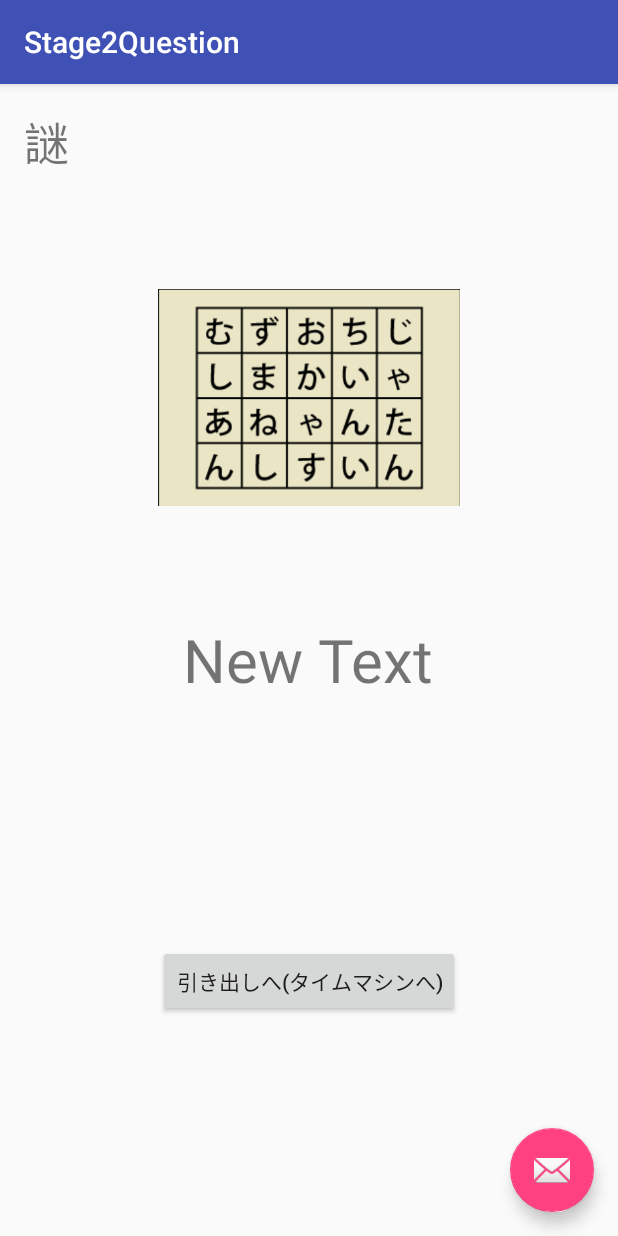
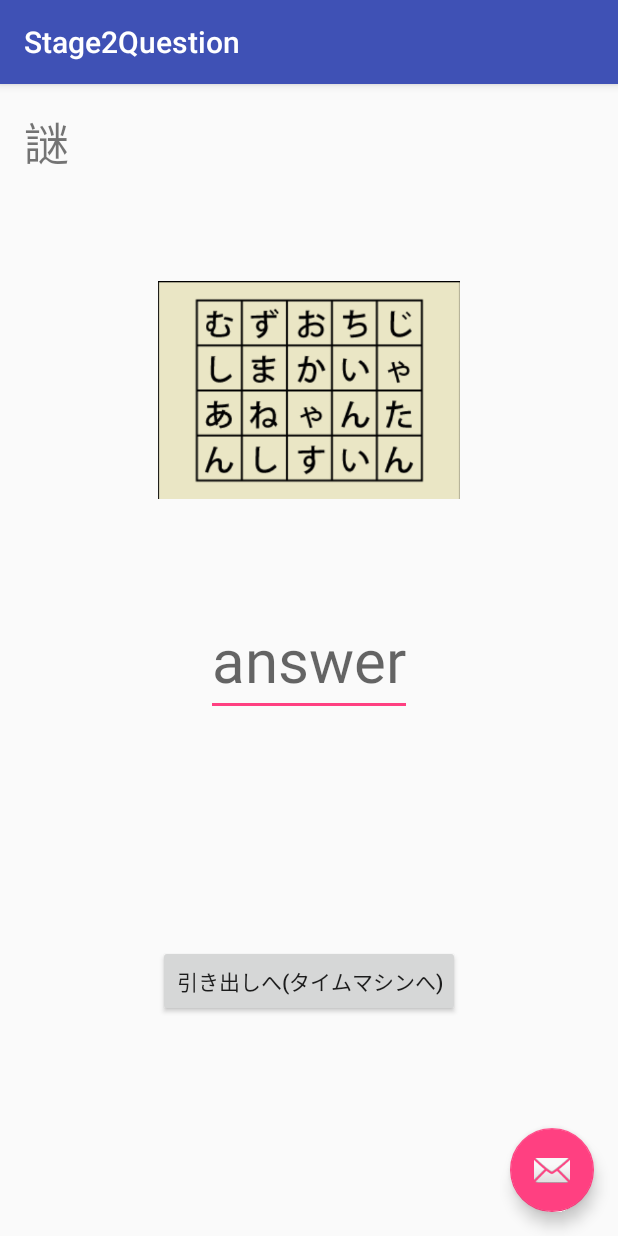
Before and after one commit to karinyasuda/dero, an Android app: the Stage2Question screen opened directly, with no data from a screen before it, on a phone screen of 412 x 824 dp. Run offline under Robolectric (Android 15) with nearby library versions, the phone set to English and light mode, and no system bars.

Commit message:
入力ができるようになった。

```diff
--- a/app/src/main/java/com/sukusuku/dero/Stage2Question.java
+++ b/app/src/main/java/com/sukusuku/dero/Stage2Question.java
@@ -13,6 +13,10 @@ import android.view.View;
 //
 //
 import com.sukusuku.android.dero.R;
+
+
+
+
 
 public class Stage2Question extends AppCompatActivity {
 
--- a/app/src/main/res/layout/content_stage2_question.xml
+++ b/app/src/main/res/layout/content_stage2_question.xml
@@ -29,7 +29,7 @@
         android:layout_alignStart="@+id/button12"
         android:layout_alignRight="@+id/button12"
         android:layout_alignEnd="@+id/button12"
-        android:layout_above="@+id/textView16" />
+        android:layout_above="@+id/answer" />
 
     <Button
         android:layout_width="wrap_content"
@@ -41,13 +41,13 @@
         android:layout_centerHorizontal="true"
         android:layout_marginBottom="130dp" />
 
-    <TextView
+    <EditText
         android:layout_width="wrap_content"
         android:layout_height="wrap_content"
-        android:text="New Text"
-        android:id="@+id/textView16"
+        android:id="@+id/answer"
         android:textSize="40dp"
         android:layout_centerVertical="true"
-        android:layout_centerHorizontal="true" />
+        android:layout_centerHorizontal="true"
+        android:hint="answer" />
 
 </RelativeLayout>
```
Also changed, not shown: app/src/main/res/layout/content_stage2_start.xml (+2 -13 lines).
